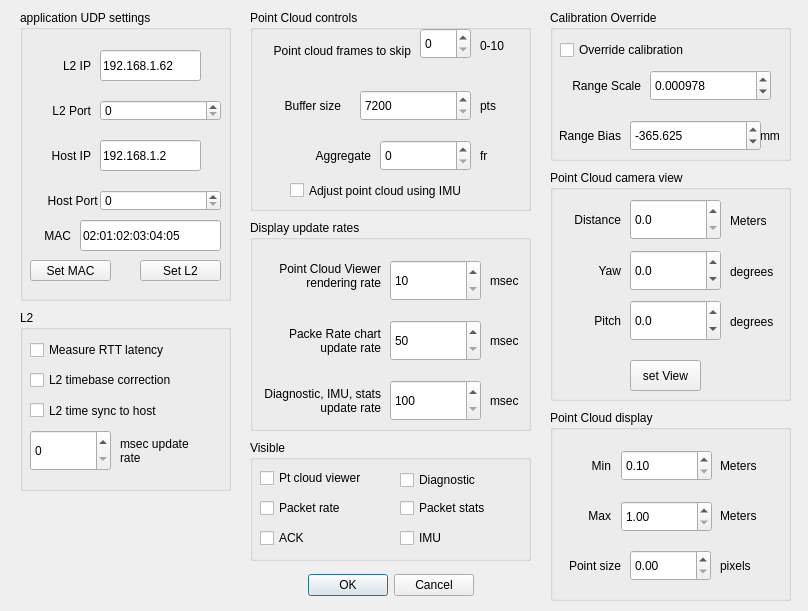
Qt form forms/ConfigDialog.ui (markgol/L2diagnostic) before a commit.
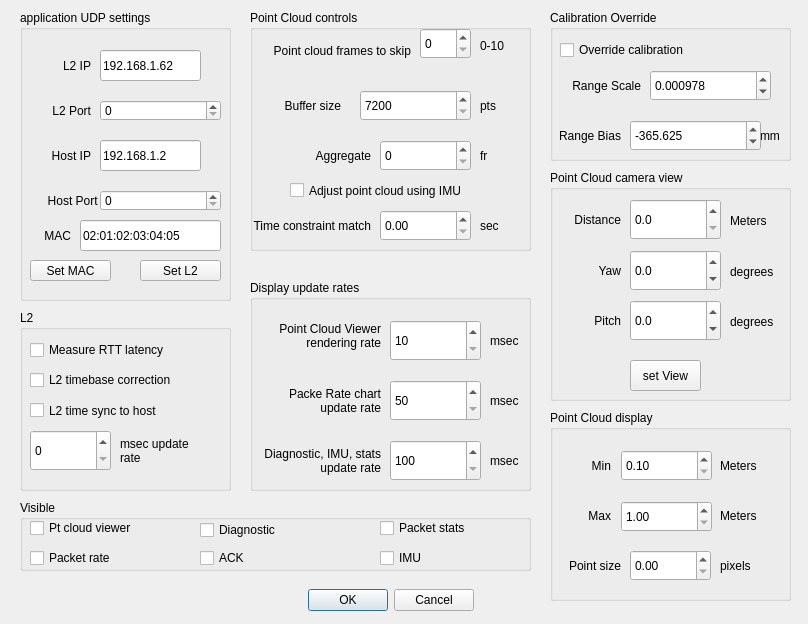
The same form after that commit.

What changed in the file:
```diff
--- a/forms/ConfigDialog.ui
+++ b/forms/ConfigDialog.ui
@@ -7,16 +7,16 @@
     <x>0</x>
     <y>0</y>
     <width>808</width>
-    <height>611</height>
+    <height>624</height>
    </rect>
   </property>
   <widget class="QDialogButtonBox" name="buttonBox">
    <property name="geometry">
     <rect>
      <x>250</x>
-     <y>560</y>
+     <y>580</y>
      <width>281</width>
-     <height>51</height>
+     <height>41</height>
     </rect>
    </property>
    <property name="standardButtons">
@@ -214,7 +214,7 @@
    <property name="geometry">
     <rect>
      <x>250</x>
-     <y>220</y>
+     <y>280</y>
      <width>281</width>
      <height>211</height>
     </rect>
@@ -552,7 +552,7 @@
      <x>250</x>
      <y>10</y>
      <width>281</width>
-     <height>201</height>
+     <height>241</height>
     </rect>
    </property>
    <property name="title">
@@ -712,6 +712,57 @@
      <bool>true</bool>
     </property>
    </widget>
+   <widget class="QLabel" name="label_28">
+    <property name="geometry">
+     <rect>
+      <x>230</x>
+      <y>200</y>
+      <width>41</width>
+      <height>31</height>
+     </rect>
+    </property>
+    <property name="text">
+     <string>sec</string>
+    </property>
+   </widget>
+   <widget class="QLabel" name="label_29">
+    <property name="geometry">
+     <rect>
+      <x>0</x>
+      <y>200</y>
+      <width>121</width>
+      <height>31</height>
+     </rect>
+    </property>
+    <property name="text">
+     <string>Time constraint match</string>
+    </property>
+    <property name="alignment">
+     <set>Qt::AlignmentFlag::AlignRight|Qt::AlignmentFlag::AlignTrailing|Qt::AlignmentFlag::AlignVCenter</set>
+    </property>
+    <property name="wordWrap">
+     <bool>true</bool>
+    </property>
+   </widget>
+   <widget class="QDoubleSpinBox" name="spinTM2PC">
+    <property name="geometry">
+     <rect>
+      <x>130</x>
+      <y>200</y>
+      <width>91</width>
+      <height>31</height>
+     </rect>
+    </property>
+    <property name="minimum">
+     <double>0.000000000000000</double>
+    </property>
+    <property name="maximum">
+     <double>0.300000000000000</double>
+    </property>
+    <property name="singleStep">
+     <double>0.010000000000000</double>
+    </property>
+   </widget>
   </widget>
   <widget class="QGroupBox" name="gbPCcolor">
    <property name="geometry">
@@ -873,10 +924,10 @@
   <widget class="QGroupBox" name="gbVisible">
    <property name="geometry">
     <rect>
-     <x>250</x>
-     <y>440</y>
-     <width>281</width>
-     <height>121</height>
+     <x>20</x>
+     <y>500</y>
+     <width>511</width>
+     <height>71</height>
     </rect>
    </property>
    <property name="title">
@@ -889,7 +940,7 @@
     <property name="geometry">
      <rect>
       <x>10</x>
-      <y>30</y>
+      <y>20</y>
       <width>131</width>
       <height>16</height>
      </rect>
@@ -901,8 +952,8 @@
    <widget class="QCheckBox" name="cbDiag">
     <property name="geometry">
      <rect>
-      <x>150</x>
-      <y>30</y>
+      <x>180</x>
+      <y>20</y>
       <width>131</width>
       <height>20</height>
      </rect>
@@ -914,8 +965,8 @@
    <widget class="QCheckBox" name="cbIMU">
     <property name="geometry">
      <rect>
-      <x>150</x>
-      <y>90</y>
+      <x>360</x>
+      <y>50</y>
       <width>121</width>
       <height>16</height>
      </rect>
@@ -927,8 +978,8 @@
    <widget class="QCheckBox" name="cbStats">
     <property name="geometry">
      <rect>
-      <x>150</x>
-      <y>60</y>
+      <x>360</x>
+      <y>20</y>
       <width>131</width>
       <height>16</height>
      </rect>
@@ -940,8 +991,8 @@
    <widget class="QCheckBox" name="cbACK">
     <property name="geometry">
      <rect>
-      <x>10</x>
-      <y>90</y>
+      <x>180</x>
+      <y>50</y>
       <width>131</width>
       <height>16</height>
      </rect>
@@ -954,7 +1005,7 @@
     <property name="geometry">
      <rect>
       <x>10</x>
-      <y>60</y>
+      <y>50</y>
       <width>131</width>
       <height>16</height>
      </rect>
```
